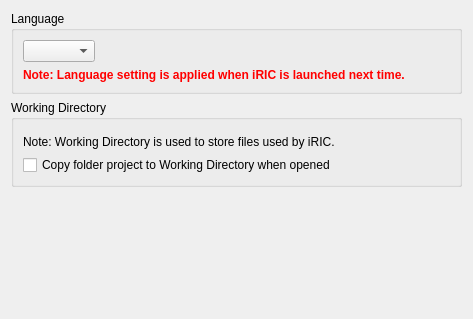
Qt form apps/iricgui/pref/preferencepagegeneral.ui (i-RIC/prepost-gui) before a commit.
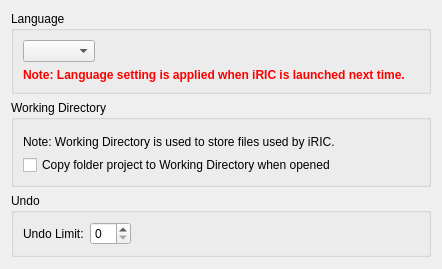
The same form after that commit. Custom widgets are drawn as their Qt base class.

Commit message: r5496, 5497 merged from 2.3 branch It is now possible to set undo limit from preference dialog.

The edit to the form file:
```diff
--- a/apps/iricgui/pref/preferencepagegeneral.ui
+++ b/apps/iricgui/pref/preferencepagegeneral.ui
@@ -6,8 +6,8 @@
    <rect>
     <x>0</x>
     <y>0</y>
-    <width>473</width>
-    <height>319</height>
+    <width>442</width>
+    <height>269</height>
    </rect>
   </property>
   <property name="windowTitle">
@@ -88,6 +88,38 @@
      </layout>
     </widget>
    </item>
+   <item>
+    <widget class="QGroupBox" name="undoGroupBox">
+     <property name="title">
+      <string>Undo</string>
+     </property>
+     <layout class="QHBoxLayout" name="horizontalLayout_2">
+      <item>
+       <widget class="QLabel" name="undoLimitLabel">
+        <property name="text">
+         <string>Undo Limit:</string>
+        </property>
+       </widget>
+      </item>
+      <item>
+       <widget class="QSpinBox" name="undoLimitSpinBox"/>
+      </item>
+      <item>
+       <spacer name="horizontalSpacer_2">
+        <property name="orientation">
+         <enum>Qt::Horizontal</enum>
+        </property>
+        <property name="sizeHint" stdset="0">
+         <size>
+          <width>294</width>
+          <height>20</height>
+         </size>
+        </property>
+       </spacer>
+      </item>
+     </layout>
+    </widget>
+   </item>
    <item>
     <spacer name="verticalSpacer">
      <property name="orientation">
```
Left out of the diff: 2 changed lines with no effect on the pictures. The commit also changes 3 other files.
